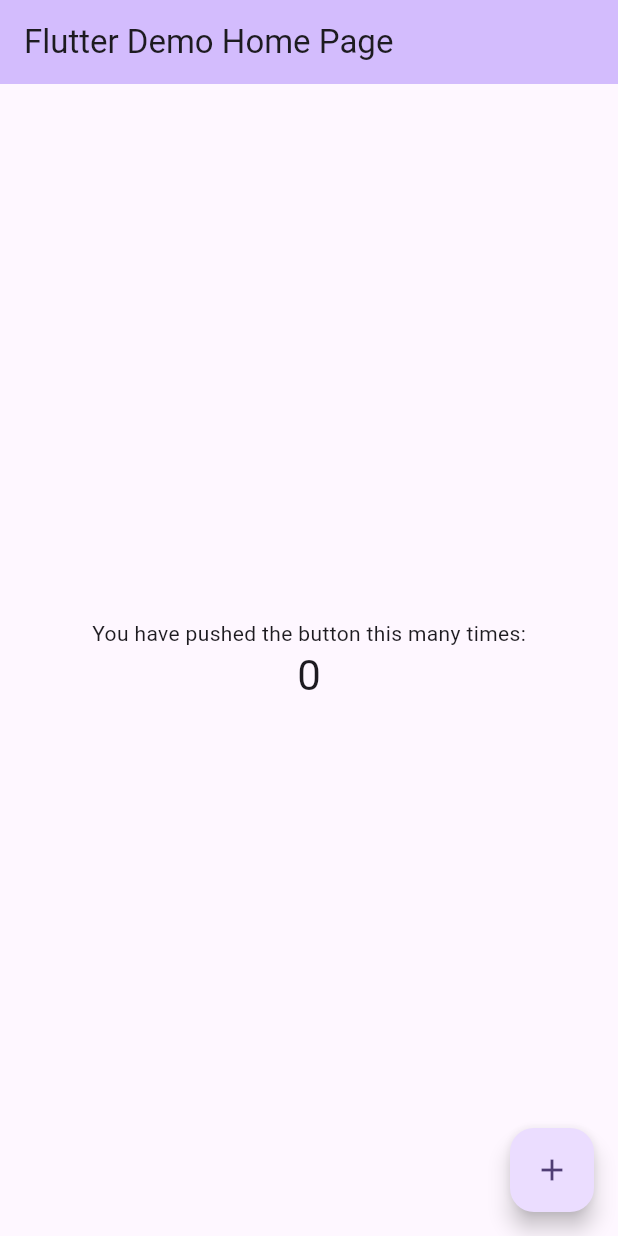
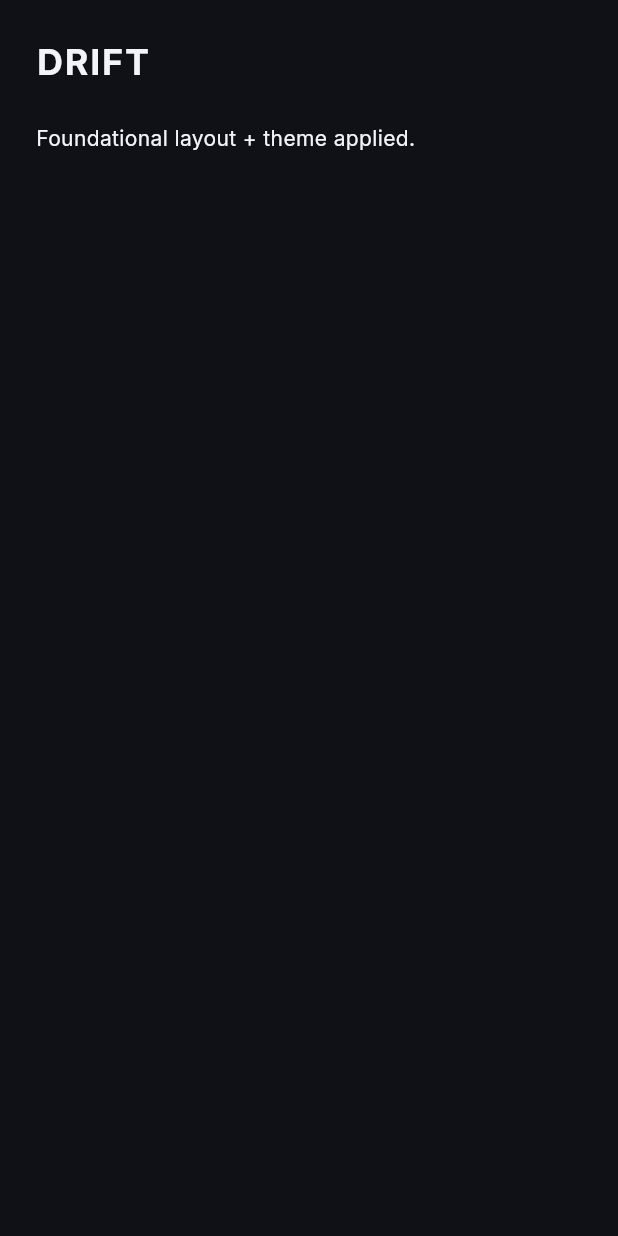
Before and after one commit to AgroKING/drift, a Flutter app: the screen it shows after launch, on a phone screen of 412 x 824 dp. Run offline on Flutter 3.47's test engine with Material 3 defaults, Android fonts, the light colour scheme and no system bars; our stand-ins replace google_fonts.

Commit message:
feat: implement dark theme and restructure main application layout

```diff
--- a/frontend/lib/main.dart
+++ b/frontend/lib/main.dart
@@ -1,121 +1,53 @@
 import 'package:flutter/material.dart';
 
+import 'theme/app_theme.dart';
+
 void main() {
-  runApp(const MyApp());
+  runApp(const DriftApp());
 }
 
-class MyApp extends StatelessWidget {
-  const MyApp({super.key});
+class DriftApp extends StatelessWidget {
+  const DriftApp({super.key});
 
-  // This widget is the root of your application.
   @override
   Widget build(BuildContext context) {
     return MaterialApp(
-      title: 'Flutter Demo',
-      theme: ThemeData(
-        // This is the theme of your application.
-        //
-        // TRY THIS: Try running your application with "flutter run". You'll see
-        // the application has a purple toolbar. Then, without quitting the app,
-        // try changing the seedColor in the colorScheme below to Colors.green
-        // and then invoke "hot reload" (save your changes or press the "hot
-        // reload" button in a Flutter-supported IDE, or press "r" if you used
-        // the command line to start the app).
-        //
-        // Notice that the counter didn't reset back to zero; the application
-        // state is not lost during the reload. To reset the state, use hot
-        // restart instead.
-        //
-        // This works for code too, not just values: Most code changes can be
-        // tested with just a hot reload.
-        colorScheme: .fromSeed(seedColor: Colors.deepPurple),
-      ),
-      home: const MyHomePage(title: 'Flutter Demo Home Page'),
+      debugShowCheckedModeBanner: false,
+      title: 'Drift',
+      theme: AppTheme.dark,
+      home: const DriftHomeScreen(),
     );
   }
 }
 
-class MyHomePage extends StatefulWidget {
-  const MyHomePage({super.key, required this.title});
-
-  // This widget is the home page of your application. It is stateful, meaning
-  // that it has a State object (defined below) that contains fields that affect
-  // how it looks.
-
-  // This class is the configuration for the state. It holds the values (in this
-  // case the title) provided by the parent (in this case the App widget) and
-  // used by the build method of the State. Fields in a Widget subclass are
-  // always marked "final".
-
-  final String title;
-
-  @override
-  State<MyHomePage> createState() => _MyHomePageState();
-}
-
-class _MyHomePageState extends State<MyHomePage> {
-  int _counter = 0;
-
-  void _incrementCounter() {
-    setState(() {
-      // This call to setState tells the Flutter framework that something has
-      // changed in this State, which causes it to rerun the build method below
-      // so that the display can reflect the updated values. If we changed
-      // _counter without calling setState(), then the build method would not be
-      // called again, and so nothing would appear to happen.
-      _counter++;
-    });
-  }
+class DriftHomeScreen extends StatelessWidget {
+  const DriftHomeScreen({super.key});
 
   @override
   Widget build(BuildContext context) {
-    // This method is rerun every time setState is called, for instance as done
-    // by the _incrementCounter method above.
-    //
-    // The Flutter framework has been optimized to make rerunning build methods
-    // fast, so that you can just rebuild anything that needs updating rather
-    // than having to individually change instances of widgets.
     return Scaffold(
-      appBar: AppBar(
-        // TRY THIS: Try changing the color here to a specific color (to
-        // Colors.amber, perhaps?) and trigger a hot reload to see the AppBar
-        // change color while the other colors stay the same.
-        backgroundColor: Theme.of(context).colorScheme.inversePrimary,
-        // Here we take the value from the MyHomePage object that was created by
-        // the App.build method, and use it to set our appbar title.
-        title: Text(widget.title),
-      ),
-      body: Center(
-        // Center is a layout widget. It takes a single child and positions it
-        // in the middle of the parent.
-        child: Column(
-          // Column is also a layout widget. It takes a list of children and
-          // arranges them vertically. By default, it sizes itself to fit its
-          // children horizontally, and tries to be as tall as its parent.
-          //
-          // Column has various properties to control how it sizes itself and
-          // how it positions its children. Here we use mainAxisAlignment to
-          // center the children vertically; the main axis here is the vertical
-          // axis because Columns are vertical (the cross axis would be
-          // horizontal).
-          //
-          // TRY THIS: Invoke "debug painting" (choose the "Toggle Debug Paint"
-          // action in the IDE, or press "p" in the console), to see the
-          // wireframe for each widget.
-          mainAxisAlignment: .center,
-          children: [
-            const Text('You have pushed the button this many times:'),
-            Text(
-              '$_counter',
-              style: Theme.of(context).textTheme.headlineMedium,
-            ),
-          ],
+      body: SingleChildScrollView(
+        child: Padding(
+          padding: const EdgeInsets.all(24),
+          child: Column(
+            crossAxisAlignment: CrossAxisAlignment.stretch,
+            children: const [
+              Text(
+                'DRIFT',
+                style: TextStyle(
+                  fontSize: 24,
+                  fontWeight: FontWeight.w700,
+                  letterSpacing: 1.2,
+                ),
+              ),
+              SizedBox(height: 24),
+              Text(
+                'Foundational layout + theme applied.',
+              ),
+              SizedBox(height: 800),
+            ],
+          ),
         ),
-      ),
-      floatingActionButton: FloatingActionButton(
-        onPressed: _incrementCounter,
-        tooltip: 'Increment',
-        child: const Icon(Icons.add),
       ),
     );
   }
--- /dev/null
+++ b/frontend/lib/theme/app_theme.dart
@@ -0,0 +1,43 @@
+import 'package:flutter/material.dart';
+import 'package:google_fonts/google_fonts.dart';
+
+class AppTheme {
+  static const Color _background = Color(0xFF0F1117);
+  static const Color _surface = Color(0xFF1A1D27);
+  static const Color _textPrimary = Color(0xFFF1F5F9);
+  static const Color _textSecondary = Color(0xFF94A3B8);
+
+  static final ThemeData dark = ThemeData(
+    brightness: Brightness.dark,
+    scaffoldBackgroundColor: _background,
+    colorScheme: const ColorScheme.dark(
+      surface: _surface,
+      surfaceContainer: Color(0xFF1A1D27),
+
+      onSurface: _textPrimary,
+      onSurfaceVariant: _textSecondary,
+
+      primary: Color(0xFFF97316),
+      error: Color(0xFFEF4444),
+    ),
+    textTheme: GoogleFonts.interTextTheme(ThemeData.dark().textTheme).apply(
+      bodyColor: _textPrimary,
+      displayColor: _textPrimary,
+    ),
+    appBarTheme: const AppBarTheme(
+      backgroundColor: _background,
+      foregroundColor: _textPrimary,
+      elevation: 0,
+      scrolledUnderElevation: 0,
+    ),
+    cardTheme: const CardThemeData(
+      color: _surface,
+      surfaceTintColor: Colors.transparent,
+    ),
+    dividerTheme: DividerThemeData(
+      color: Colors.white.withValues(alpha: 0.06),
+      thickness: 1,
+      space: 1,
+    ),
+  );
+}
```
